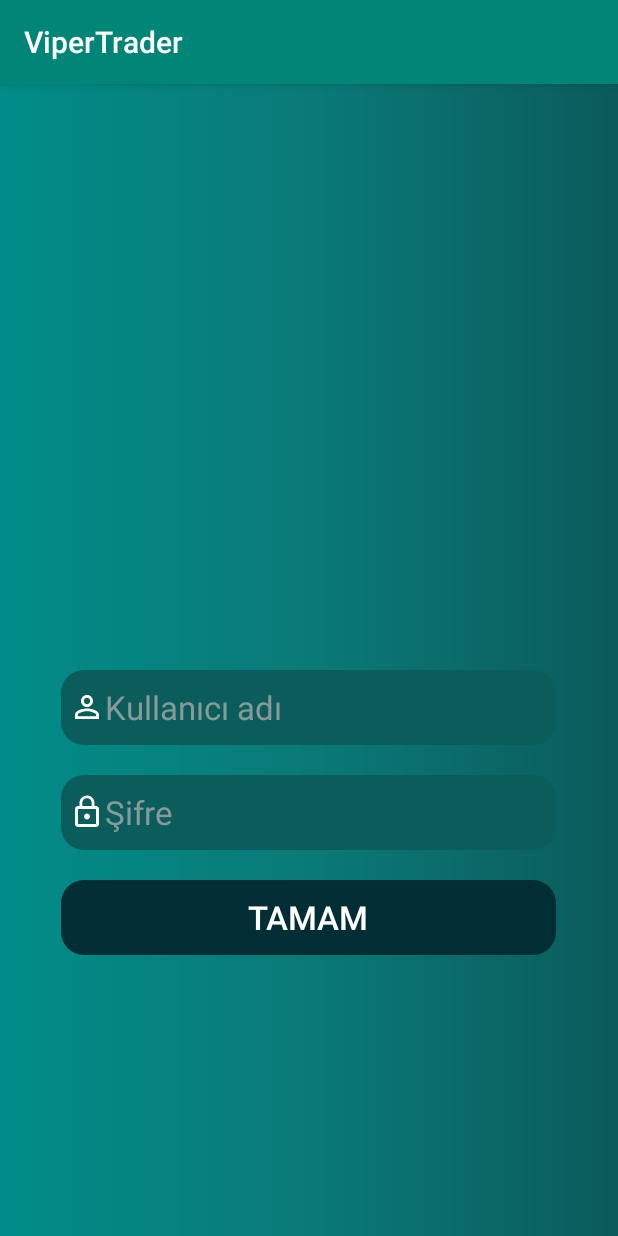
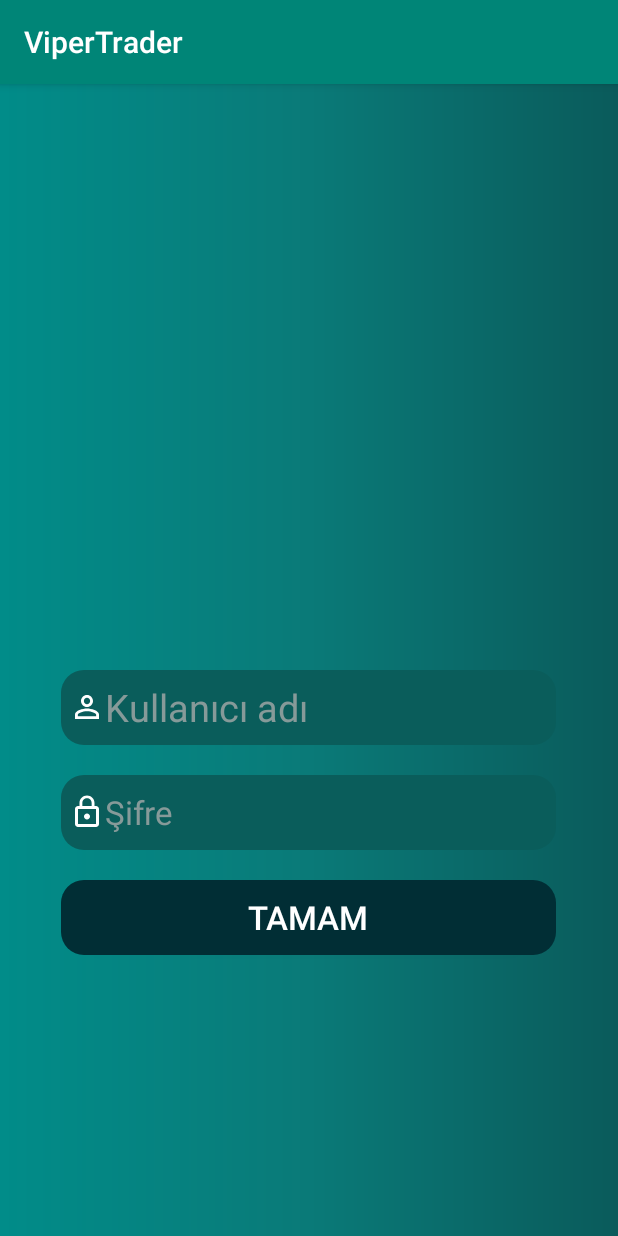
Before and after one commit to fl4mboyant/ViperTrader, an Android app: the LoginActivity screen opened directly, with no data from a screen before it, on a phone screen of 412 x 824 dp. Run offline under Robolectric (Android 15) with nearby library versions, the phone set to English and light mode, and no system bars.

Commit message:
textsize 25sp

```diff
--- a/app/src/main/res/layout/login.xml
+++ b/app/src/main/res/layout/login.xml
@@ -39,7 +39,7 @@
             android:padding="5dp"
             android:textColor="@color/colorInput"
             android:textColorHint="@color/colorHint"
-            android:textSize="22sp"
+            android:textSize="25sp"
             tools:text="Kullanıcı adı" />
 
         <EditText
```
